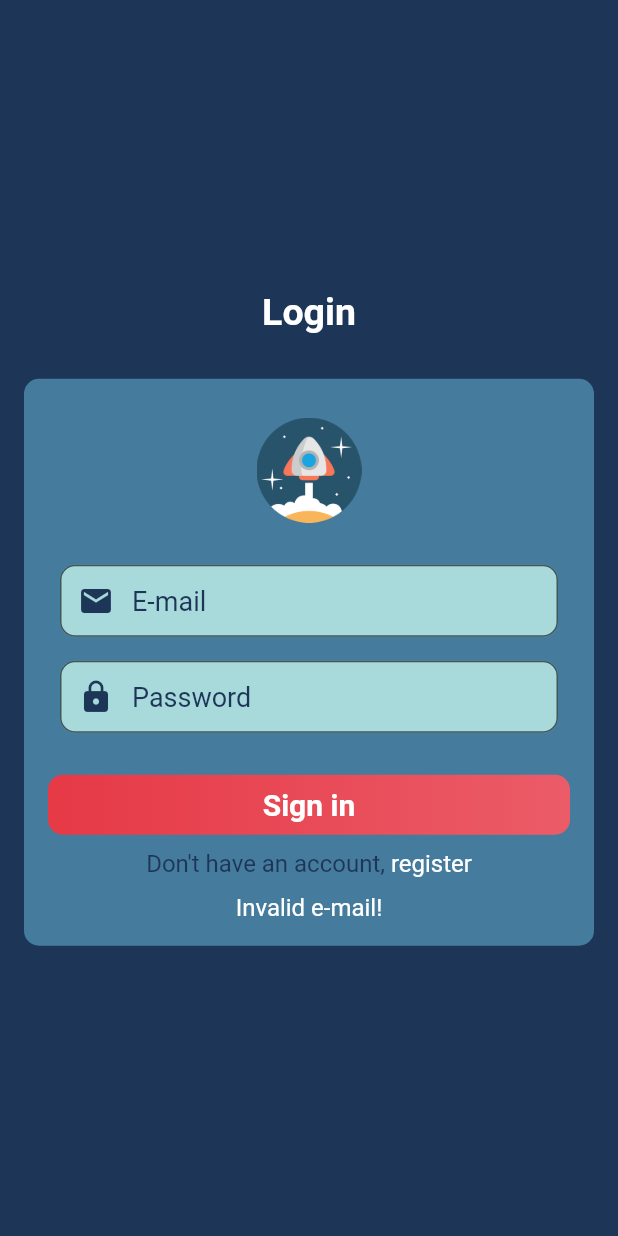
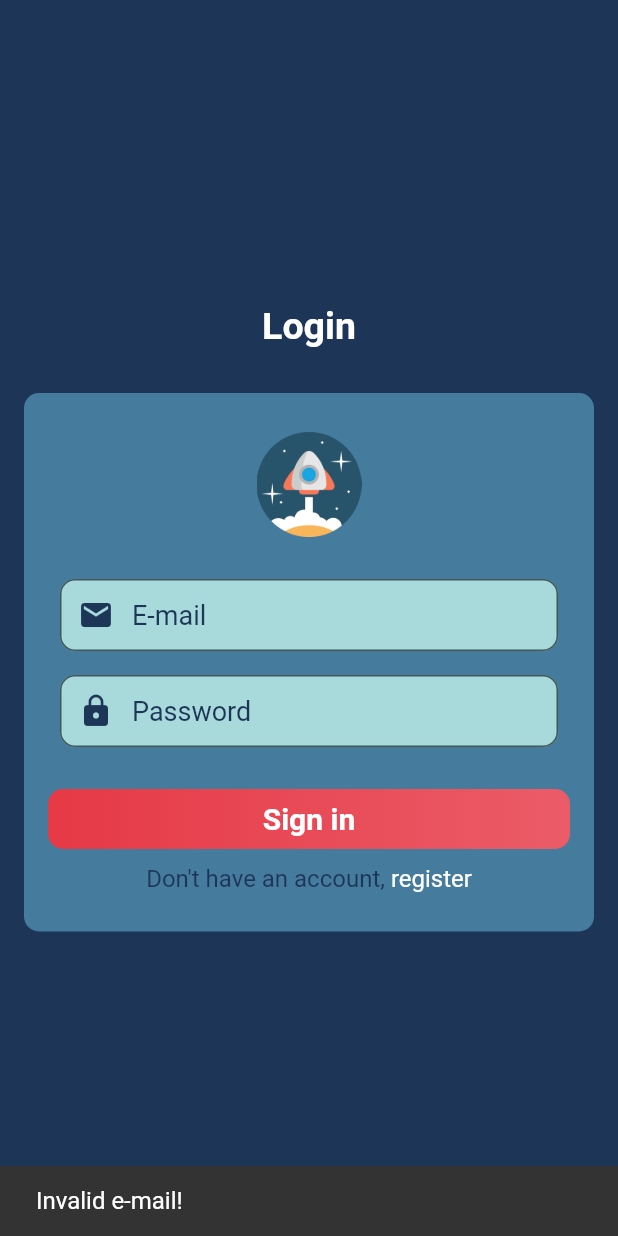
Before and after one commit to JosivanioMarinho/my_contacts, a Flutter app: the screen it shows after launch, after a tap on "Sign in", on a phone screen of 412 x 824 dp. Run offline on Flutter 3.47's test engine with Material 2 defaults, Android fonts, the phone set to English and light mode, and no system bars; our stand-ins replace cloud_firestore, firebase_auth; accounts and stored records are empty.

```diff
--- a/lib/controllers/LoginUserController.dart
+++ b/lib/controllers/LoginUserController.dart
@@ -31,7 +31,7 @@ class LoginUserController{
   Future checkLogin(BuildContext context) async {
 
     FirebaseAuth auth = FirebaseAuth.instance;
-    //auth.signOut();
+    auth.signOut();
 
     FirebaseUser user = await auth.currentUser();
     if( user != null ){
--- a/lib/views/LoginPage.dart
+++ b/lib/views/LoginPage.dart
@@ -16,6 +16,7 @@ class _LoginPageState extends State<LoginPage> {
   TextEditingController _controllerPassword = TextEditingController();
   LoginUserController _loginUser = LoginUserController();
   String _errorMessage = "";
+  var _scafoldKey = GlobalKey<ScaffoldState>();
 
   _validateFields(){
 
@@ -64,6 +65,7 @@ class _LoginPageState extends State<LoginPage> {
   @override
   Widget build(BuildContext context) {
     return Scaffold(
+      key: _scafoldKey,
       body: Container(
         decoration: BoxDecoration(color: Color(0xff1D3557)),
         padding: EdgeInsets.all(16),
@@ -141,8 +143,14 @@ class _LoginPageState extends State<LoginPage> {
                             ),
                           ),
                         ),
-                        onTap: (){
+                        onTap: () async {
                           _validateFields();
+                          final snackbar = SnackBar(
+                            content: Text(_errorMessage,
+                            style: TextStyle(fontSize: 16),
+                            ),
+                          );
+                          _scafoldKey.currentState.showSnackBar(snackbar);
                         },
                       ),
                       SizedBox(height: 10,),
@@ -173,15 +181,6 @@ class _LoginPageState extends State<LoginPage> {
                         ),
                       ),
                       SizedBox(height: 10,),
-                      Center(
-                        child: Text(
-                          _errorMessage,
-                          style: TextStyle(
-                            color: Colors.white,
-                            fontSize: 16,
-                          ),
-                        ),
-                      ),
                     ],
                   ),
                 ),
```
Also changed, not shown: lib/views/RegisterPage.dart (+10 -11 lines).
